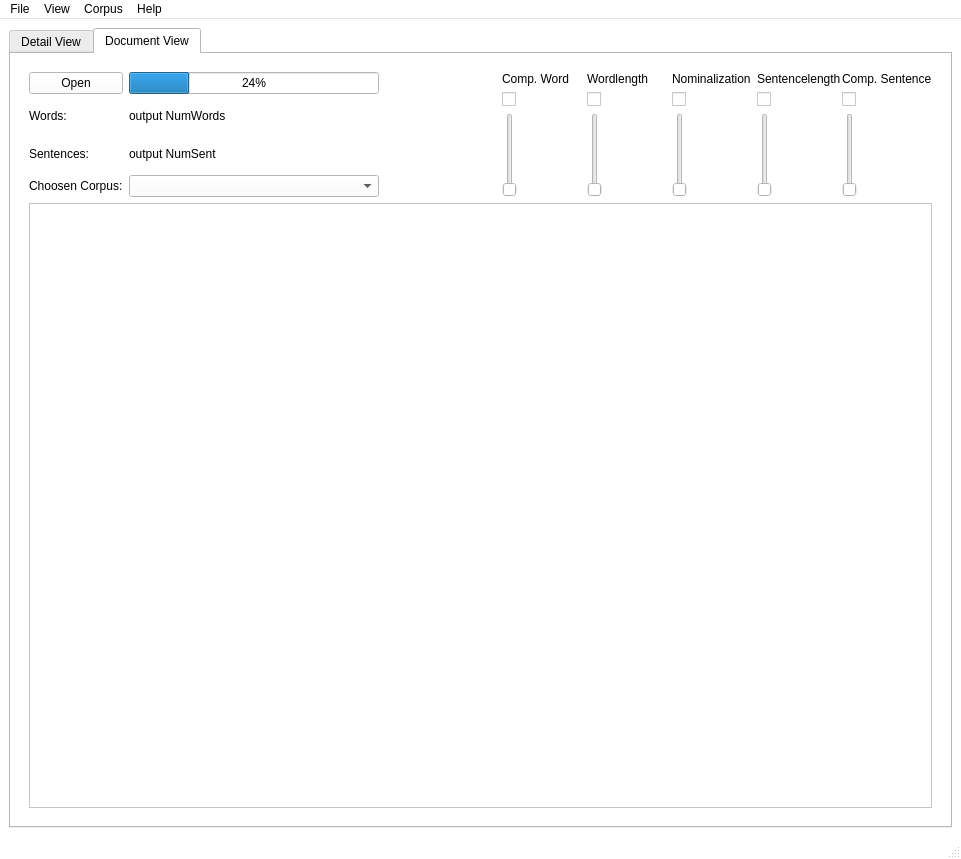
Zarnosch/AVaAoMDTV, file src/ui/ui_files/testview2.ui: the form before one commit.
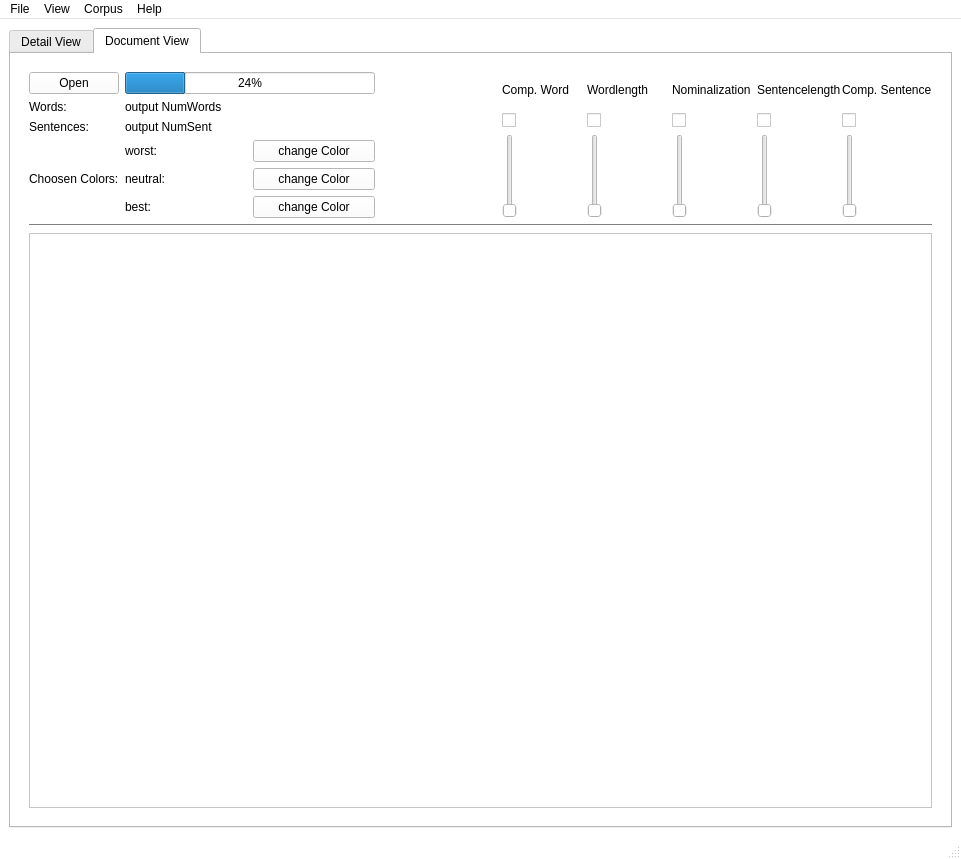
The form after the commit.

Commit message: Added 3 buttons to choose the color. We just need to apply this to the css. there are getters for claudius which give the color in HSL We could let the neutral color white and just make the best and worst color choosable. as we wish.

Patch:
```diff
--- a/src/ui/ui_files/testview2.ui
+++ b/src/ui/ui_files/testview2.ui
@@ -582,20 +582,6 @@
              </property>
              <item>
               <layout class="QGridLayout" name="gridLayout_11">
-               <item row="3" column="0">
-                <widget class="QLabel" name="label_5">
-                 <property name="text">
-                  <string>Choosen Corpus:</string>
-                 </property>
-                </widget>
-               </item>
-               <item row="3" column="1">
-                <widget class="QComboBox" name="CorporaBox">
-                 <property name="currentText">
-                  <string/>
-                 </property>
-                </widget>
-               </item>
                <item row="1" column="1">
                 <widget class="QLabel" name="numWords">
                  <property name="text">
@@ -650,6 +636,59 @@
                  </property>
                 </widget>
                </item>
+               <item row="3" column="0">
+                <widget class="QLabel" name="label_5">
+                 <property name="text">
+                  <string>Choosen Colors:</string>
+                 </property>
+                </widget>
+               </item>
+               <item row="3" column="1">
+                <layout class="QGridLayout" name="gridLayout_3">
+                 <item row="0" column="1">
+                  <widget class="QPushButton" name="worstColorButton">
+                   <property name="text">
+                    <string>change Color</string>
+                   </property>
+                  </widget>
+                 </item>
+                 <item row="1" column="0">
+                  <widget class="QLabel" name="label_4">
+                   <property name="text">
+                    <string>neutral:</string>
+                   </property>
+                  </widget>
+                 </item>
+                 <item row="2" column="0">
+                  <widget class="QLabel" name="label_6">
+                   <property name="text">
+                    <string>best:</string>
+                   </property>
+                  </widget>
+                 </item>
+                 <item row="0" column="0">
+                  <widget class="QLabel" name="label">
+                   <property name="text">
+                    <string>worst:</string>
+                   </property>
+                  </widget>
+                 </item>
+                 <item row="1" column="1">
+                  <widget class="QPushButton" name="neutralColorButton">
+                   <property name="text">
+                    <string>change Color</string>
+                   </property>
+                  </widget>
+                 </item>
+                 <item row="2" column="1">
+                  <widget class="QPushButton" name="bestColorButton">
+                   <property name="text">
+                    <string>change Color</string>
+                   </property>
+                  </widget>
+                 </item>
+                </layout>
+               </item>
               </layout>
              </item>
              <item>
@@ -923,7 +962,7 @@
              </item>
             </layout>
            </item>
-           <item row="2" column="0">
+           <item row="3" column="0">
             <layout class="QVBoxLayout" name="verticalLayout">
              <item>
               <widget class="QTextBrowser" name="plainTextEdit">
@@ -937,6 +976,13 @@
              </item>
             </layout>
            </item>
+           <item row="2" column="0">
+            <widget class="Line" name="line">
+             <property name="orientation">
+              <enum>Qt::Horizontal</enum>
+             </property>
+            </widget>
+           </item>
           </layout>
          </widget>
         </item>
```
The commit also changes 2 other files.
